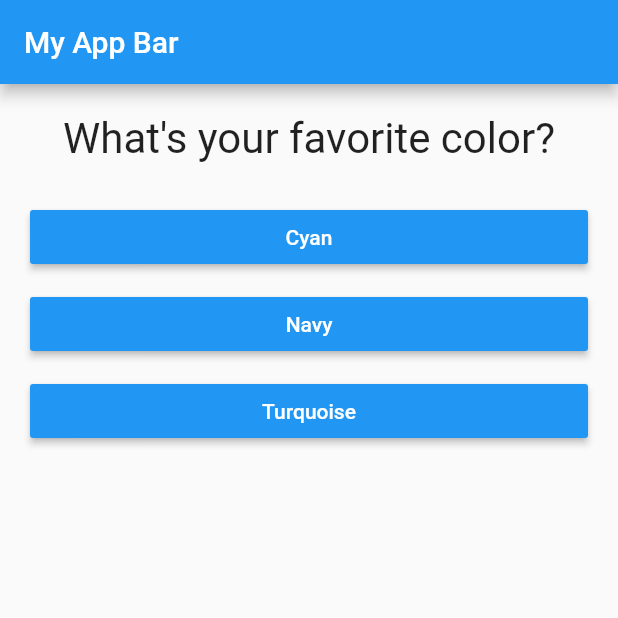
After one commit to hawkeng/flutter-learning, a Flutter app: the screen it shows after launch, on a phone screen of 412 x 824 dp, the top half of it. The commit adds this screen. Run offline on Flutter 3.47's test engine with Material 2 defaults, Android fonts, the phone set to English and light mode, and no system bars.

Commit message:
Add quiz widget to abstract render logic from main

```diff
--- a/quiz_app/lib/main.dart
+++ b/quiz_app/lib/main.dart
@@ -1,7 +1,6 @@
 import 'package:flutter/material.dart';
 
-import './question.dart';
-import './answer.dart';
+import './quiz.dart';
 
 void main() => runApp(MyApp());
 
@@ -13,7 +12,7 @@ class MyApp extends StatefulWidget {
 class _MyAppState extends State<MyApp> {
   var _questionIndex = 0;
 
-  static const questions = [
+  static const _questions = [
     {
       'text': 'What\'s your favorite color?',
       'answers': ['Cyan', 'Navy', 'Turquoise'],
@@ -37,16 +36,10 @@ class _MyAppState extends State<MyApp> {
         appBar: AppBar(
           title: Text('My App Bar'),
         ),
-        body: _questionIndex < questions.length
-            ? Column(
-                children: <Widget>[
-                  Question(questions[_questionIndex]['text']),
-                  ...(questions[_questionIndex]['answers'] as List<String>)
-                      .map((answer) => Answer(
-                            text: answer,
-                            onPressed: handlePress,
-                          )),
-                ],
+        body: _questionIndex < _questions.length
+            ? Quiz(
+                questionData: _questions[_questionIndex],
+                onPressed: handlePress,
               )
             : Center(
                 child: Text("You are done!"),
--- /dev/null
+++ b/quiz_app/lib/quiz.dart
@@ -0,0 +1,28 @@
+import 'package:flutter/material.dart';
+
+import './answer.dart';
+import './question.dart';
+
+class Quiz extends StatelessWidget {
+  const Quiz({
+    Key key,
+    @required this.questionData,
+    @required this.onPressed,
+  }) : super(key: key);
+
+  final Map<String, Object> questionData;
+  final Function onPressed;
+
+  @override
+  Widget build(BuildContext context) {
+    return Column(
+      children: <Widget>[
+        Question(questionData['text']),
+        ...(questionData['answers'] as List<String>).map((answer) => Answer(
+              text: answer,
+              onPressed: onPressed,
+            )),
+      ],
+    );
+  }
+}
```
